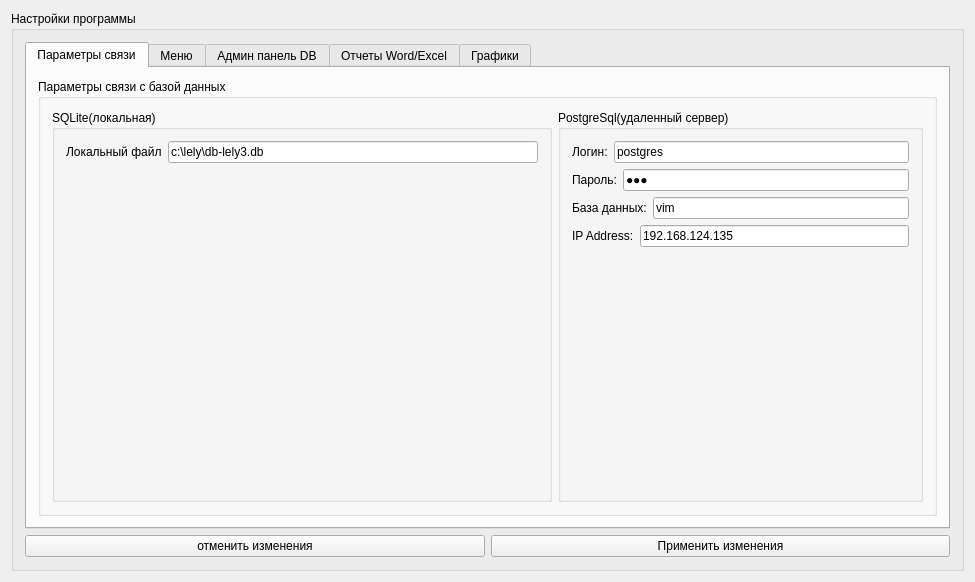
Qt form AdminPanel/adminwidget.ui (zanxi/qt_protowebclient) before a commit.
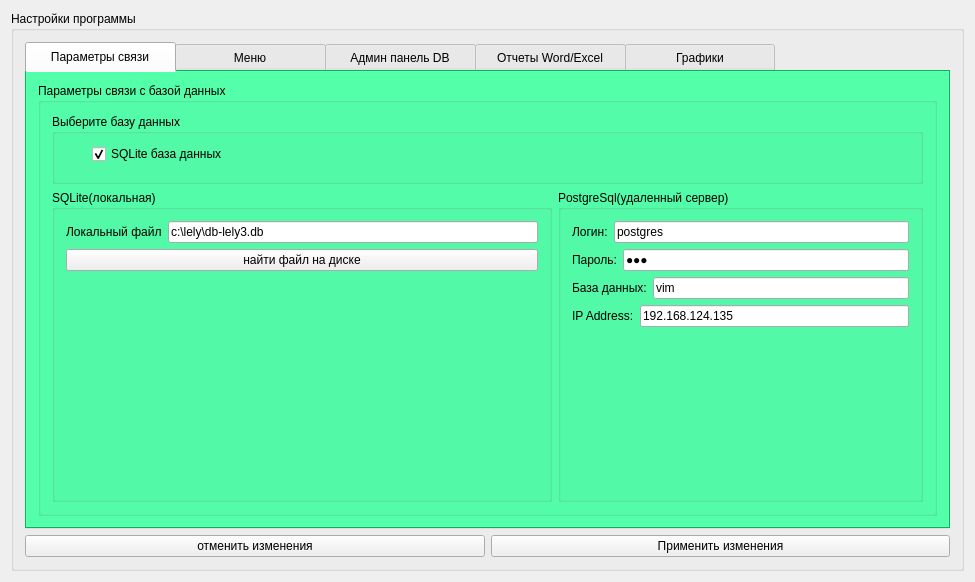
The same form after that commit. The open tabs and pages were chosen to show the change.

Patch:
```diff
--- a/AdminPanel/adminwidget.ui
+++ b/AdminPanel/adminwidget.ui
@@ -22,6 +22,45 @@
      <layout class="QVBoxLayout" name="verticalLayout_7">
       <item>
        <widget class="QTabWidget" name="tabWidget_2">
+        <property name="styleSheet">
+         <string notr="true">QTabWidget
+{
+   background-color:rgb(0,255,128);
+}
+
+QTabWidget:tab-bar
+{
+    alignment: center;
+}
+
+QTabBar:tab
+{
+   width: 150px;   
+   height: 30px;
+}
+
+QTabBar:selected
+{
+    background-color:rgb(0,255,128);
+    color.rgb(0,255,128);
+}
+
+
+QTabBar:tab:!selected
+{     
+    color.rgb(0,255,128);
+}
+
+
+QTabBar:tab:!selected:hover
+{ 
+    background-color:rgb(0,255,128);
+    color.rgb(0,255,128);
+}
+
+
+</string>
+        </property>
         <property name="currentIndex">
          <number>4</number>
         </property>
@@ -38,6 +77,43 @@
             <property name="title">
              <string>Параметры связи с базой данных</string>
             </property>
+            <layout class="QVBoxLayout" name="verticalLayout_8">
+             <item>
+              <widget class="QGroupBox" name="groupBox_12">
+               <property name="sizePolicy">
+                <sizepolicy hsizetype="Preferred" vsizetype="Fixed">
+                 <horstretch>0</horstretch>
+                 <verstretch>0</verstretch>
+                </sizepolicy>
+               </property>
+               <property name="minimumSize">
+                <size>
+                 <width>0</width>
+                 <height>70</height>
+                </size>
+               </property>
+               <property name="title">
+                <string>Выберите базу данных</string>
+               </property>
+               <widget class="QCheckBox" name="checkBox">
+                <property name="geometry">
+                 <rect>
+                  <x>40</x>
+                  <y>30</y>
+                  <width>281</width>
+                  <height>20</height>
+                 </rect>
+                </property>
+                <property name="text">
+                 <string>SQLite база данных</string>
+                </property>
+                <property name="checked">
+                 <bool>true</bool>
+                </property>
+               </widget>
+              </widget>
+             </item>
+             <item>
             <layout class="QHBoxLayout" name="horizontalLayout_9">
              <item>
               <widget class="QGroupBox" name="groupBox_6">
@@ -72,6 +148,13 @@
                   </item>
                  </layout>
                 </item>
+                  <item>
+                   <widget class="QPushButton" name="pushButton_3">
+                    <property name="text">
+                     <string>найти файл на диске</string>
+                    </property>
+                   </widget>
+                  </item>
                 <item>
                  <spacer name="verticalSpacer">
                   <property name="orientation">
@@ -199,6 +282,8 @@
                 </item>
                </layout>
               </widget>
+               </item>
+              </layout>
              </item>
             </layout>
            </widget>
```
Left out of the diff: 16 changed lines with no effect on the pictures. Lines whose indentation alone changed are shown as unchanged.
